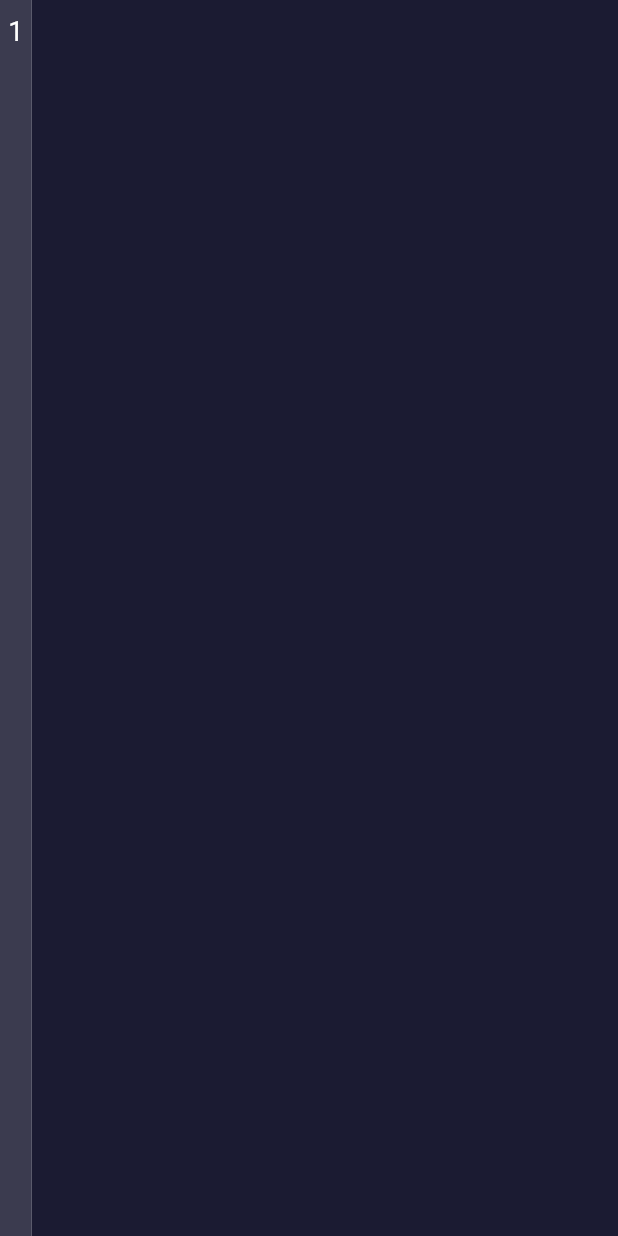
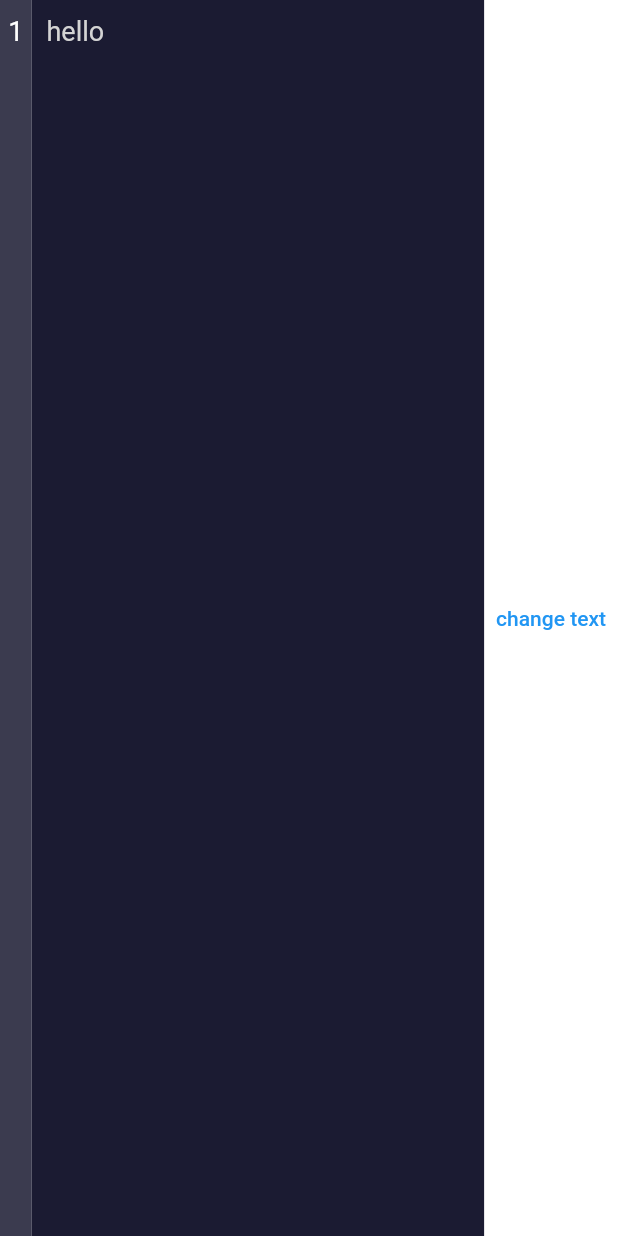
Before and after one commit to freeCodeCamp/PhoneIDE, a Flutter app: the screen it shows after launch, on a phone screen of 412 x 824 dp. Run offline on Flutter 3.47's test engine with Material 2 defaults, Android fonts, the phone set to English and light mode, and no system bars; our stand-ins replace shared_preferences, string_scanner, webview_flutter.

Commit message:
fix: file state

```diff
--- a/lib/controller/editor_view_controller.dart
+++ b/lib/controller/editor_view_controller.dart
@@ -13,8 +13,7 @@ import 'package:shared_preferences/shared_preferences.dart';
 class EditorViewController extends StatefulWidget {
   EditorViewController(
       {Key? key,
-      this.title = '',
-      this.onChange,
+      required this.editor,
       this.recentlyOpenedFiles = const [],
       this.options = const EditorOptions(),
       this.file,
@@ -23,21 +22,13 @@ class EditorViewController extends StatefulWidget {
       : super(key: key);
 
   List<FileIDE> recentlyOpenedFiles;
-  final String title;
-  final FileIDE? file;
+  FileIDE? file;
   final EditorOptions options;
-  final Function()? onChange;
 
   final Syntax? language;
   final SyntaxTheme? theme;
 
-  // a stream of the javascript that is executed inside the code preview
-
-  StreamController consoleStream = StreamController<dynamic>.broadcast();
-
-  // a stream of the latest text in the editor
-
-  StreamController editorTextStream = StreamController<String>.broadcast();
+  Editor editor;
 
   @override
   State<StatefulWidget> createState() => EditorViewControllerState();
@@ -52,22 +43,9 @@ class EditorViewController extends StatefulWidget {
 }
 
 class EditorViewControllerState extends State<EditorViewController> {
-  Editor? editor;
-
   @override
   void initState() {
     super.initState();
-    editor = Editor(
-      language: widget.language == null
-          ? Syntax.JAVASCRIPT
-          : widget.language as Syntax,
-      theme: widget.theme == null
-          ? SyntaxTheme.vscodeDark()
-          : widget.theme as SyntaxTheme,
-      openedFile: widget.file,
-      textStream: widget.editorTextStream,
-      onChange: widget.onChange ?? () {},
-    );
 
     setRecentlyOpenedFilesInDir();
   }
@@ -164,6 +142,7 @@ class EditorViewControllerState extends State<EditorViewController> {
             pageBuilder: (context, animation1, animation2) =>
                 EditorViewController(
                   file: tappedFile,
+                  editor: widget.editor,
                   options: widget.options,
                 )));
   }
@@ -222,11 +201,11 @@ class EditorViewControllerState extends State<EditorViewController> {
                                   i < widget.options.customViews.length;
                                   i++)
                                 widget.options.customViews[i],
-                              editor as Widget,
+                              widget.editor,
                               CodePreview(
-                                editor: editor as Editor,
+                                editor: widget.editor,
                                 options: widget.options,
-                                consoleStream: widget.consoleStream,
+                                //consoleStream: widget.consoleStream,
                               ),
                             ],
                           ),
@@ -234,7 +213,7 @@ class EditorViewControllerState extends State<EditorViewController> {
                       ],
                     ))))
         : Scaffold(
-            body: editor as Widget,
+            body: widget.editor,
           );
   }
 
--- a/lib/editor/editor.dart
+++ b/lib/editor/editor.dart
@@ -1,9 +1,7 @@
 import 'dart:async';
-
 import 'package:flutter/material.dart';
 import 'package:flutter/scheduler.dart';
 import 'package:flutter_code_editor/controller/custom_text_controller/custom_text_controller.dart';
-import 'package:flutter_code_editor/controller/file_controller.dart';
 import 'package:flutter_code_editor/controller/language_controller/syntax/index.dart';
 import 'package:flutter_code_editor/editor/linebar/linebar_helper.dart';
 import 'package:flutter_code_editor/models/editor.dart';
@@ -12,35 +10,29 @@ import 'package:flutter_code_editor/models/file_model.dart';
 
 // ignore: must_be_immutable
 class Editor extends StatefulWidget with IEditor {
-  Editor(
-      {Key? key,
-      required this.onChange,
-      this.openedFile,
-      this.options = const EditorOptions(),
-      required this.textStream,
-      required this.language,
-      required this.theme})
-      : super(key: key);
+  Editor({
+    Key? key,
+    this.onChange,
+    this.openedFile,
+    this.options = const EditorOptions(),
+    required this.language,
+  }) : super(key: key);
 
   // the coding language in the editor
 
-  final Syntax language;
-
-  // the theme of the editor
-
-  final SyntaxTheme theme;
+  Syntax language;
 
   // an instance of the current file
 
-  final FileIDE? openedFile;
+  FileIDE? openedFile;
 
-  // controller of text
+  // A stream where the text in the editor is changable
 
-  TextEditingControllerIDE? textController;
+  StreamController<String> textStream = StreamController<String>.broadcast();
 
   // a function that executes when the state of the editor changes
 
-  Function() onChange;
+  Function()? onChange;
 
   // holds a copy of the last key events that happened
 
@@ -48,11 +40,13 @@ class Editor extends StatefulWidget with IEditor {
 
   // options of the editor
 
-  late EditorOptions options;
+  EditorOptions options;
 
-  // a copy of the provided stream so it can be updated
+  // number of lines on the line count bar
+  int _numLines = 1;
 
-  StreamController textStream;
+  // the initial width of the line count bar
+  double _initialWidth = 21;
 
   @override
   State<StatefulWidget> createState() => EditorState();
@@ -61,6 +55,11 @@ class Editor extends StatefulWidget with IEditor {
 class EditorState extends State<Editor> {
   ScrollController scrollController = ScrollController();
   ScrollController linebarController = ScrollController();
+
+  TextEditingControllerIDE textController = TextEditingControllerIDE(
+    syntax: Syntax.HTML,
+    theme: SyntaxTheme.vscodeDark(),
+  );
 
   final FocusNode _focusNode = FocusNode();
 
@@ -74,18 +73,10 @@ class EditorState extends State<Editor> {
       linebarController.jumpTo(scrollController.offset);
     });
 
-    if (widget.openedFile != null) {
-      Future.delayed(const Duration(seconds: 0), (() async {
-        widget.textController = TextEditingControllerIDE(
-          syntax: widget.language,
-          theme: SyntaxTheme.vscodeDark(),
-        );
-        widget.textController?.text = widget.openedFile?.fileContent ?? '';
-        setNewLinebarState(widget.textController?.text ?? '');
-      }));
-    }
-
-    widget.options = const EditorOptions();
+    Future.delayed(Duration.zero, (() async {
+      textController.text = widget.openedFile?.fileContent ?? '';
+      setNewLinebarState(textController.text);
+    }));
   }
 
   @override
@@ -95,10 +86,10 @@ class EditorState extends State<Editor> {
   }
 
   void handlePossibleExecutingEvents(String event) async {
-    if (widget.openedFile != null && widget.options.useFileExplorer) {
-      await FileController.writeFile(
-          widget.openedFile!.filePath, widget.textController!.text);
-    }
+    // if (widget.openedFile != null && widget.options.useFileExplorer) {
+    //   await FileController.writeFile(
+    //       widget.openedFile!.filePath, widget.textController!.text);
+    // }
 
     // bool isTriggerKeyForHtmlDesktop = widget.language == Language.html &&
     //     widget.lastKeyEvent!.isShiftPressed &&
@@ -125,7 +116,7 @@ class EditorState extends State<Editor> {
 
       List lines = tp.computeLineMetrics();
 
-      numLines = lines.length;
+      widget._numLines = lines.length;
     });
     linebarController.jumpTo(linebarController.position.maxScrollExtent);
   }
@@ -136,16 +127,19 @@ class EditorState extends State<Editor> {
     });
   }
 
-  int numLines = 1;
-  double initialWidth = 21;
-
   @override
   Widget build(BuildContext context) {
+    widget.textStream.stream.listen((newText) {
+      textController.text = newText;
+      setNewLinebarState(newText);
+    });
+
     return Row(
       children: [
         Container(
             color: widget.options.linebarColor,
-            constraints: BoxConstraints(minWidth: 1, maxWidth: initialWidth),
+            constraints:
+                BoxConstraints(minWidth: 1, maxWidth: widget._initialWidth),
             child: Padding(
               padding: const EdgeInsets.only(top: 10),
               child: linecountBar(),
@@ -181,7 +175,7 @@ class EditorState extends State<Editor> {
                           onKey: handleKeyEvents,
                           child: TextField(
                             scrollPadding: EdgeInsets.zero,
-                            controller: widget.textController,
+                            controller: textController,
                             decoration: InputDecoration(
                                 border: InputBorder.none,
                                 contentPadding: EdgeInsets.only(
@@ -193,8 +187,10 @@ class EditorState extends State<Editor> {
                             expands: true,
                             onChanged: (String event) async {
                               handlePossibleExecutingEvents(event);
-                              widget.textStream.sink.add(event);
-                              widget.onChange();
+                              //widget.textStream.add('hi');
+                              if (widget.onChange != null) {
+                                widget.onChange!();
+                              }
                             },
                             maxLines: null,
                             keyboardType: TextInputType.multiline,
@@ -220,13 +216,13 @@ class EditorState extends State<Editor> {
             shrinkWrap: true,
             controller: linebarController,
             physics: const NeverScrollableScrollPhysics(),
-            itemCount: numLines == 0 ? 1 : numLines,
+            itemCount: widget._numLines == 0 ? 1 : widget._numLines,
             itemBuilder: (_, i) => Linebar(
                 calculateBarWidth: () {
-                  if (i > 9) {
+                  if (i + 1 > 9) {
                     SchedulerBinding.instance.addPostFrameCallback((timeStamp) {
                       setState(() {
-                        initialWidth = Linebar.calculateTextSize(
+                        widget._initialWidth = Linebar.calculateTextSize(
                             (i + 1).toString(),
                             style: const TextStyle(
                                 fontSize: 18,
--- a/lib/main.dart
+++ b/lib/main.dart
@@ -1,6 +1,11 @@
+// ignore_for_file: prefer_const_constructors
+
 import 'package:flutter/material.dart';
 import 'package:flutter_code_editor/controller/editor_view_controller.dart';
+import 'package:flutter_code_editor/controller/language_controller/syntax/index.dart';
+import 'package:flutter_code_editor/editor/editor.dart';
 import 'package:flutter_code_editor/models/editor_options.dart';
+import 'package:flutter_code_editor/models/file_model.dart';
 
 void main() {
   runApp(const App());
@@ -11,13 +16,36 @@ class App extends StatelessWidget {
 
   @override
   Widget build(BuildContext context) {
-    EditorViewController controller = EditorViewController(
-      options: const EditorOptions(
-          canCloseFiles: false, showAppBar: false, showTabBar: false),
+    Editor editor = Editor(
+      language: Syntax.HTML,
+      openedFile: FileIDE(
+        fileContent: 'hello',
+        fileExplorer: null,
+        fileName: '',
+        filePath: '',
+        parentDirectory: '',
+      ),
     );
 
+    EditorViewController controller = EditorViewController(
+        options: const EditorOptions(
+          canCloseFiles: false,
+          showAppBar: false,
+          showTabBar: false,
+        ),
+        editor: editor);
+
     return MaterialApp(
-      home: controller,
+      home: Row(
+        children: [
+          Expanded(child: controller),
+          TextButton(
+              onPressed: () {
+                editor.textStream.sink.add('this clearly work fine');
+              },
+              child: const Text('change text'))
+        ],
+      ),
       debugShowCheckedModeBanner: false,
     );
   }
```
Also changed, not shown: lib/editor/preview/preview.dart (+29 -29 lines), lib/models/file_model.dart (+10 -10 lines).
